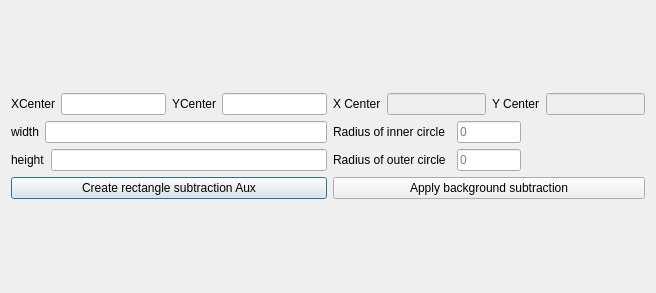
AlejandroGorgues/AstroCabTools, file astrocabtools/cube_ans/src/ui/backgroundSubtraction.ui: the form before one commit.
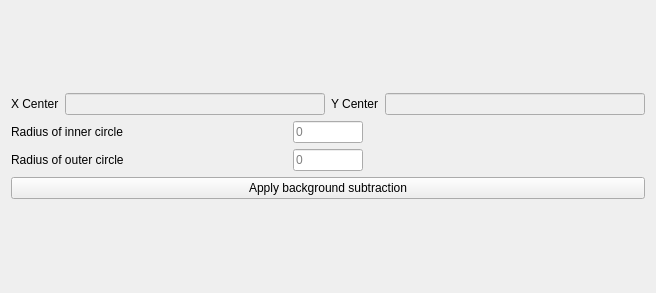
The form after the commit.

Commit message: feat: Added possibility to make lorentz, lorentz + gauss, line, and quadratic (with third component being 1) fix: Delete cubeAns auxiliary rectangle aperture representation refactor: modify fitLine model structure to facilitate the integration of new models to be fitted

```diff
--- a/astrocabtools/cube_ans/src/ui/backgroundSubtraction.ui
+++ b/astrocabtools/cube_ans/src/ui/backgroundSubtraction.ui
@@ -21,29 +21,34 @@
   </property>
   <layout class="QGridLayout" name="gridLayout_2">
    <item row="0" column="0">
-    <layout class="QGridLayout" name="gridLayout" columnstretch="0,0,0,0">
-     <item row="3" column="0">
-      <layout class="QHBoxLayout" name="horizontalLayout_6">
-       <item>
-        <widget class="QLabel" name="label_12">
-         <property name="text">
-          <string>height</string>
-         </property>
-        </widget>
-       </item>
-       <item>
-        <widget class="QLineEdit" name="hRect"/>
-       </item>
-      </layout>
-     </item>
+    <layout class="QGridLayout" name="gridLayout" columnstretch="0,0,0">
      <item row="2" column="1">
-      <widget class="QLabel" name="label">
-       <property name="text">
-        <string>Radius of inner circle</string>
+      <widget class="QLineEdit" name="innerRadiusLineEdit">
+       <property name="maximumSize">
+        <size>
+         <width>70</width>
+         <height>16777215</height>
+        </size>
        </property>
+       <property name="placeholderText">
+        <string>0</string>
+       </property>
       </widget>
      </item>
-     <item row="4" column="1" colspan="3">
+     <item row="3" column="1">
+      <widget class="QLineEdit" name="outerRadiusLineEdit">
+       <property name="maximumSize">
+        <size>
+         <width>70</width>
+         <height>16777215</height>
+        </size>
+       </property>
+       <property name="placeholderText">
+        <string>0</string>
+       </property>
+      </widget>
+     </item>
+     <item row="4" column="0" colspan="3">
       <widget class="QPushButton" name="applyButton">
        <property name="enabled">
         <bool>true</bool>
@@ -56,85 +61,14 @@
        </property>
       </widget>
      </item>
-     <item row="2" column="2">
-      <widget class="QLineEdit" name="innerRadiusLineEdit">
-       <property name="maximumSize">
-        <size>
-         <width>70</width>
-         <height>16777215</height>
-        </size>
-       </property>
-       <property name="placeholderText">
-        <string>0</string>
-       </property>
-      </widget>
-     </item>
-     <item row="3" column="2">
-      <widget class="QLineEdit" name="outerRadiusLineEdit">
-       <property name="maximumSize">
-        <size>
-         <width>70</width>
-         <height>16777215</height>
-        </size>
-       </property>
-       <property name="placeholderText">
-        <string>0</string>
-       </property>
-      </widget>
-     </item>
-     <item row="4" column="0">
-      <widget class="QPushButton" name="recPushButton">
-       <property name="text">
-        <string>Create rectangle subtraction Aux</string>
-       </property>
-      </widget>
-     </item>
-     <item row="3" column="1">
-      <widget class="QLabel" name="label_2">
-       <property name="text">
-        <string>Radius of outer circle</string>
-       </property>
-      </widget>
-     </item>
-     <item row="0" column="0">
-      <layout class="QHBoxLayout" name="horizontalLayout_3">
-       <item>
-        <widget class="QLabel" name="label_5">
-         <property name="text">
-          <string>XCenter</string>
-         </property>
-        </widget>
-       </item>
-       <item>
-        <widget class="QLineEdit" name="rectXCenter"/>
-       </item>
-       <item>
-        <widget class="QLabel" name="label_6">
-         <property name="text">
-          <string>YCenter</string>
-         </property>
-        </widget>
-       </item>
-       <item>
-        <widget class="QLineEdit" name="rectYCenter"/>
-       </item>
-      </layout>
-     </item>
      <item row="2" column="0">
-      <layout class="QHBoxLayout" name="horizontalLayout_5">
-       <item>
-        <widget class="QLabel" name="label_9">
-         <property name="text">
-          <string>width</string>
-         </property>
-        </widget>
-       </item>
-       <item>
-        <widget class="QLineEdit" name="wRect"/>
-       </item>
-      </layout>
+      <widget class="QLabel" name="label">
+       <property name="text">
+        <string>Radius of inner circle</string>
+       </property>
+      </widget>
      </item>
-     <item row="0" column="1" colspan="3">
+     <item row="0" column="0" colspan="3">
       <layout class="QHBoxLayout" name="horizontalLayout">
        <item>
         <widget class="QLabel" name="label_3">
@@ -187,6 +121,13 @@
        </item>
       </layout>
      </item>
+     <item row="3" column="0">
+      <widget class="QLabel" name="label_2">
+       <property name="text">
+        <string>Radius of outer circle</string>
+       </property>
+      </widget>
+     </item>
     </layout>
    </item>
   </layout>
```
The commit also changes 24 other files.
